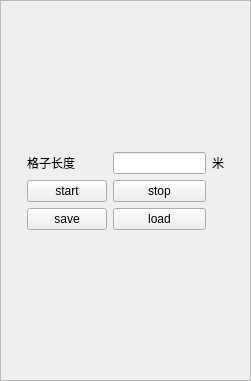
Achestnuts/3D_audio, file form/publicparameterpanel.ui: the form before one commit.
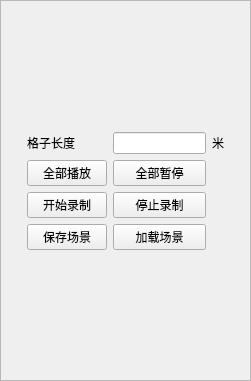
The form after the commit.

What changed in the file:
```diff
--- a/form/publicparameterpanel.ui
+++ b/form/publicparameterpanel.ui
@@ -56,7 +56,20 @@
        <property name="bottomMargin">
         <number>0</number>
        </property>
-       <item row="3" column="1">
+       <item row="4" column="2">
+        <widget class="QPushButton" name="sceneLoadButton">
+         <property name="sizePolicy">
+          <sizepolicy hsizetype="Preferred" vsizetype="Preferred">
+           <horstretch>0</horstretch>
+           <verstretch>0</verstretch>
+          </sizepolicy>
+         </property>
+         <property name="text">
+          <string>加载场景</string>
+         </property>
+        </widget>
+       </item>
+       <item row="4" column="1">
         <widget class="QPushButton" name="sceneSaveButton">
          <property name="sizePolicy">
           <sizepolicy hsizetype="Preferred" vsizetype="Preferred">
@@ -65,23 +78,10 @@
           </sizepolicy>
          </property>
          <property name="text">
-          <string>save</string>
+          <string>保存场景</string>
          </property>
         </widget>
        </item>
-       <item row="2" column="0">
-        <spacer name="horizontalSpacer_2">
-         <property name="orientation">
-          <enum>Qt::Orientation::Horizontal</enum>
-         </property>
-         <property name="sizeHint" stdset="0">
-          <size>
-           <width>40</width>
-           <height>20</height>
-          </size>
-         </property>
-        </spacer>
-       </item>
        <item row="0" column="1">
         <spacer name="verticalSpacer_2">
          <property name="orientation">
@@ -95,18 +95,44 @@
          </property>
         </spacer>
        </item>
-       <item row="2" column="1">
-        <widget class="QPushButton" name="startButton">
-         <property name="sizePolicy">
-          <sizepolicy hsizetype="Preferred" vsizetype="Preferred">
-           <horstretch>0</horstretch>
-           <verstretch>0</verstretch>
-          </sizepolicy>
+       <item row="5" column="2">
+        <spacer name="verticalSpacer">
+         <property name="orientation">
+          <enum>Qt::Orientation::Vertical</enum>
          </property>
-         <property name="text">
-          <string>start</string>
+         <property name="sizeHint" stdset="0">
+          <size>
+           <width>20</width>
+           <height>119</height>
+          </size>
          </property>
-        </widget>
+        </spacer>
+       </item>
+       <item row="1" column="4">
+        <spacer name="horizontalSpacer">
+         <property name="orientation">
+          <enum>Qt::Orientation::Horizontal</enum>
+         </property>
+         <property name="sizeHint" stdset="0">
+          <size>
+           <width>40</width>
+           <height>20</height>
+          </size>
+         </property>
+        </spacer>
+       </item>
+       <item row="3" column="0">
+        <spacer name="horizontalSpacer_2">
+         <property name="orientation">
+          <enum>Qt::Orientation::Horizontal</enum>
+         </property>
+         <property name="sizeHint" stdset="0">
+          <size>
+           <width>40</width>
+           <height>20</height>
+          </size>
+         </property>
+        </spacer>
        </item>
        <item row="1" column="1">
         <widget class="QLabel" name="gridMeterLabel">
@@ -115,34 +141,8 @@
          </property>
         </widget>
        </item>
-       <item row="4" column="2">
-        <spacer name="verticalSpacer">
-         <property name="orientation">
-          <enum>Qt::Orientation::Vertical</enum>
-         </property>
-         <property name="sizeHint" stdset="0">
-          <size>
-           <width>20</width>
-           <height>119</height>
-          </size>
-         </property>
-        </spacer>
-       </item>
-       <item row="2" column="2">
-        <widget class="QPushButton" name="stopButton">
-         <property name="sizePolicy">
-          <sizepolicy hsizetype="Preferred" vsizetype="Preferred">
-           <horstretch>0</horstretch>
-           <verstretch>0</verstretch>
-          </sizepolicy>
-         </property>
-         <property name="text">
-          <string>stop</string>
-         </property>
-        </widget>
-       </item>
        <item row="3" column="2">
-        <widget class="QPushButton" name="sceneLoadButton">
+        <widget class="QPushButton" name="stopRecordButton">
          <property name="sizePolicy">
           <sizepolicy hsizetype="Preferred" vsizetype="Preferred">
            <horstretch>0</horstretch>
@@ -150,33 +150,10 @@
           </sizepolicy>
          </property>
          <property name="text">
-          <string>load</string>
+          <string>停止录制</string>
          </property>
         </widget>
        </item>
-       <item row="1" column="2">
-        <widget class="QLineEdit" name="gridMeterEdit">
-         <property name="sizePolicy">
-          <sizepolicy hsizetype="Preferred" vsizetype="Preferred">
-           <horstretch>0</horstretch>
-           <verstretch>0</verstretch>
-          </sizepolicy>
-         </property>
-        </widget>
-       </item>
-       <item row="1" column="4">
-        <spacer name="horizontalSpacer">
-         <property name="orientation">
-          <enum>Qt::Orientation::Horizontal</enum>
-         </property>
-         <property name="sizeHint" stdset="0">
-          <size>
-           <width>40</width>
-           <height>20</height>
-          </size>
-         </property>
-        </spacer>
-       </item>
        <item row="1" column="3">
         <widget class="QLabel" name="meterLabel">
          <property name="text">
@@ -184,6 +161,43 @@
          </property>
         </widget>
        </item>
+       <item row="1" column="2">
+        <widget class="QLineEdit" name="gridMeterEdit">
+         <property name="sizePolicy">
+          <sizepolicy hsizetype="Preferred" vsizetype="Preferred">
+           <horstretch>0</horstretch>
+           <verstretch>0</verstretch>
+          </sizepolicy>
+         </property>
+        </widget>
+       </item>
+       <item row="3" column="1">
+        <widget class="QPushButton" name="startRecordButton">
+         <property name="sizePolicy">
+          <sizepolicy hsizetype="Preferred" vsizetype="Preferred">
+           <horstretch>0</horstretch>
+           <verstretch>0</verstretch>
+          </sizepolicy>
+         </property>
+         <property name="text">
+          <string>开始录制</string>
+         </property>
+        </widget>
+       </item>
+       <item row="2" column="1">
+        <widget class="QPushButton" name="startPlayButton">
+         <property name="text">
+          <string>全部播放</string>
+         </property>
+        </widget>
+       </item>
+       <item row="2" column="2">
+        <widget class="QPushButton" name="pausePlayButton">
+         <property name="text">
+          <string>全部暂停</string>
+         </property>
+        </widget>
+       </item>
       </layout>
      </widget>
     </widget>
```
